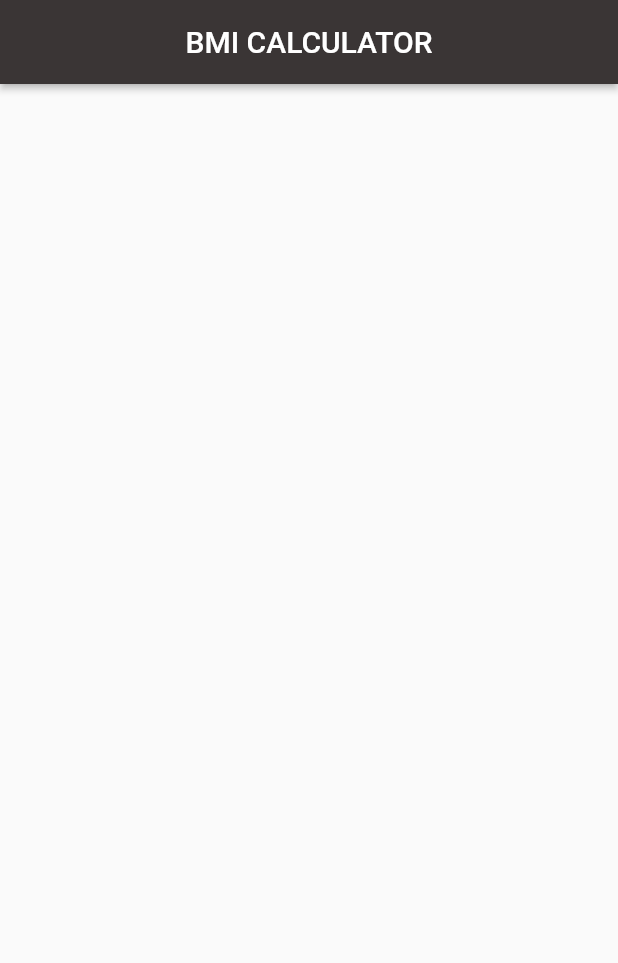
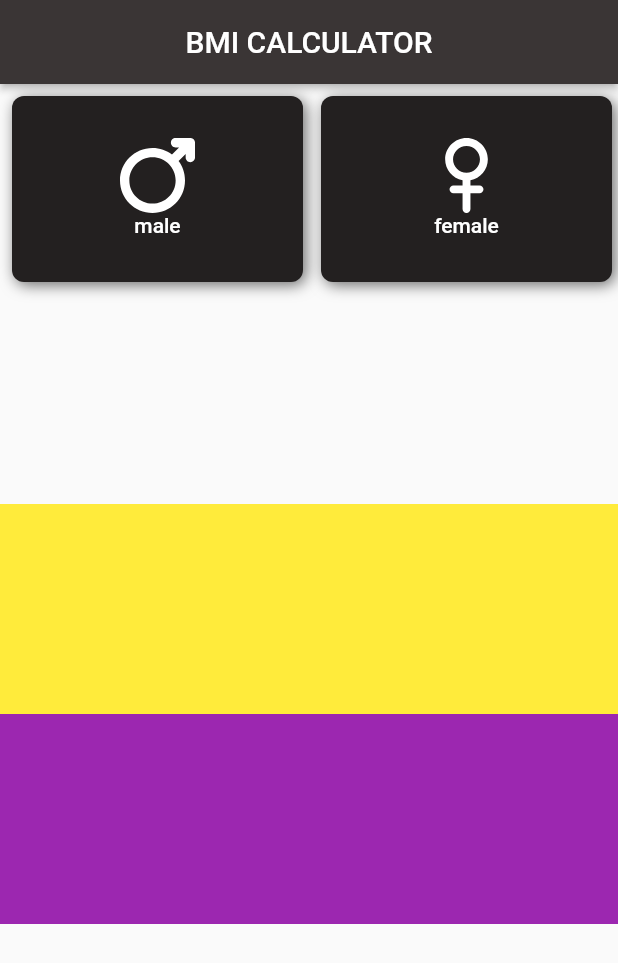
Before and after one commit to Parsa-jay/bmi_calculator, a Flutter app: the screen it shows after launch, on a phone screen of 412 x 824 dp. Shown: the top 963 px of the screen. Run offline on Flutter 3.47's test engine with Material 2 defaults, Android fonts, the phone set to English and light mode, and no system bars; our stand-ins replace flutter_svg.

Commit message:
created the layout and ui of the first row

```diff
--- a/lib/main.dart
+++ b/lib/main.dart
@@ -1,3 +1,5 @@
+import 'dart:ui';
+
 import 'package:flutter/material.dart';
 import 'package:flutter_svg/flutter_svg.dart';
 
@@ -29,11 +31,99 @@ class _MyAppState extends State<MyApp> {
             children: [
               // first row
 
+              Container(
+                height: 140,
+                child: Row(
+                  children: [
+                    Flexible(
+                      fit: FlexFit.tight,
+                      child: Container(
+                        decoration: const BoxDecoration(
+                            color: Color.fromRGBO(35, 32, 32, 1),
+                            borderRadius:
+                                BorderRadius.all(Radius.circular(8.0)),
+                            boxShadow: <BoxShadow>[
+                              BoxShadow(
+                                color: Color.fromRGBO(88, 88, 88, 0.9),
+                                offset: Offset(2, 2),
+                                blurRadius: 8,
+                              )
+                            ]),
+                        margin: const EdgeInsets.fromLTRB(8, 8, 4, 8),
+                        padding: const EdgeInsets.all(20),
+                        child: TextButton(
+                          onPressed: () {},
+                          child: Column(children: [
+                            SvgPicture.asset(
+                              "assets/mars.svg",
+                              width: 50,
+                              colorFilter: ColorFilter.mode(
+                                  Colors.white, BlendMode.srcIn),
+                            ),
+                            Text(
+                              'male',
+                              style: TextStyle(color: Colors.white),
+                            ),
+                          ]),
+                        ),
+                      ),
+                    ),
+                    Flexible(
+                      fit: FlexFit.tight,
+                      child: Container(
+                        decoration: const BoxDecoration(
+                            color: Color.fromRGBO(35, 32, 32, 1),
+                            borderRadius:
+                                BorderRadius.all(Radius.circular(8.0)),
+                            boxShadow: <BoxShadow>[
+                              BoxShadow(
+                                color: Color.fromRGBO(88, 88, 88, 0.9),
+                                offset: Offset(2, 2),
+                                blurRadius: 8,
+                              )
+                            ]),
+                        margin: const EdgeInsets.fromLTRB(8, 8, 4, 8),
+                        padding: const EdgeInsets.all(20),
+                        child: TextButton(
+                          onPressed: () {},
+                          child: Column(children: [
+                            SvgPicture.asset(
+                              "assets/venus.svg",
+                              width: 50,
+                              colorFilter: ColorFilter.mode(
+                                  Colors.white, BlendMode.srcIn),
+                            ),
+                            Text(
+                              'female',
+                              style: TextStyle(color: Colors.white),
+                            ),
+                          ]),
+                        ),
+                      ),
+                    )
+                  ],
+                ),
+              ),
+
               // second row
+              Container(
+                height: 140,
+                child: Row(),
+              ),
 
               // third row
+              Container(
+                height: 140,
+                color: Colors.yellow,
+                child: Row(),
+              ),
 
               // forth row
+              Container(
+                height: 140,
+                color: Colors.purple,
+                child: Row(),
+              )
             ],
           ),
         );
--- a/pubspec.yaml
+++ b/pubspec.yaml
@@ -60,9 +60,9 @@ flutter:
   uses-material-design: true
 
   # To add assets to your application, add an assets section, like this:
-  # assets:
-  #   - images/a_dot_burr.jpeg
-  #   - images/a_dot_ham.jpeg
+  assets:
+    - assets/mars.svg
+    - assets/venus.svg
 
   # An image asset can refer to one or more resolution-specific "variants", see
   # https://flutter.dev/assets-and-images/#resolution-aware
```
Also changed, not shown: assets/mars.svg (added), assets/venus.svg (added).
